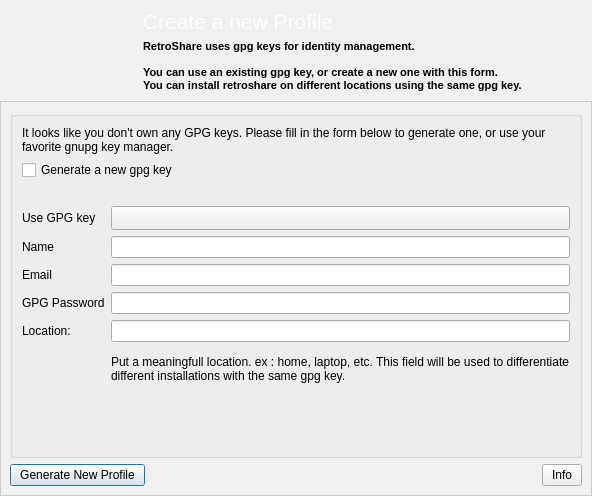
Old version of the form retroshare-gui/src/gui/GenCertDialog.ui in the repository RetroShare/RetroShare.
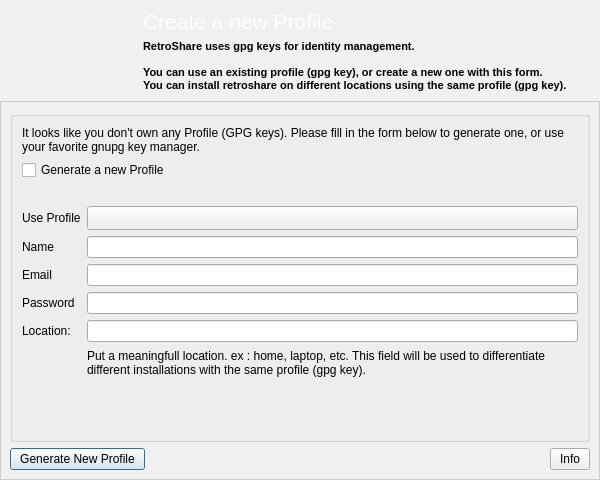
New version of the form. Icons and pictures are not drawn.

Commit message: improvements with user friendly words for Profile Generation labels.

The edit to the form file:
```diff
--- a/retroshare-gui/src/gui/GenCertDialog.ui
+++ b/retroshare-gui/src/gui/GenCertDialog.ui
@@ -6,8 +6,8 @@
    <rect>
     <x>0</x>
     <y>0</y>
-    <width>592</width>
-    <height>496</height>
+    <width>600</width>
+    <height>480</height>
    </rect>
   </property>
   <property name="sizePolicy">
@@ -593,54 +593,97 @@
         <property name="title">
          <string/>
         </property>
-        <layout class="QGridLayout" name="gridLayout_2">
-         <item row="0" column="0">
+        <layout class="QGridLayout" name="gridLayout_5">
+         <item row="0" column="0" colspan="2">
           <widget class="QLabel" name="no_gpg_key_label">
            <property name="text">
-            <string>It looks like you don't own any GPG keys. Please fill in the form below to generate one, or use your favorite gnupg key manager.</string>
+            <string>It looks like you don't own any Profile (GPG keys). Please fill in the form below to generate one, or use your favorite gnupg key manager.</string>
            </property>
            <property name="wordWrap">
             <bool>true</bool>
            </property>
           </widget>
          </item>
-         <item row="4" column="0">
-          <layout class="QFormLayout" name="formLayout">
-           <property name="fieldGrowthPolicy">
-            <enum>QFormLayout::AllNonFixedFieldsGrow</enum>
+         <item row="1" column="0" colspan="2">
+          <widget class="QCheckBox" name="new_gpg_key_checkbox">
+           <property name="maximumSize">
+            <size>
+             <width>16777215</width>
+             <height>32</height>
+            </size>
            </property>
-           <item row="1" column="0">
+           <property name="toolTip">
+            <string>&lt;!DOCTYPE HTML PUBLIC &quot;-//W3C//DTD HTML 4.0//EN&quot; &quot;http://www.w3.org/TR/REC-html40/strict.dtd&quot;&gt;
+&lt;html&gt;&lt;head&gt;&lt;meta name=&quot;qrichtext&quot; content=&quot;1&quot; /&gt;&lt;style type=&quot;text/css&quot;&gt;
+p, li { white-space: pre-wrap; }
+&lt;/style&gt;&lt;/head&gt;&lt;body style=&quot; font-family:'MS Shell Dlg 2'; font-size:8.25pt; font-weight:400; font-style:normal;&quot;&gt;
+&lt;pre style=&quot; margin-top:12px; margin-bottom:12px; margin-left:0px; margin-right:0px; -qt-block-indent:0; text-indent:0px;&quot;&gt;&lt;span style=&quot; font-family:'Courier New,courier';&quot;&gt;Your profile is associated to a GPG key&lt;/span&gt;&lt;/pre&gt;&lt;/body&gt;&lt;/html&gt;</string>
+           </property>
+           <property name="text">
+            <string>Generate a new Profile</string>
+           </property>
+           <property name="icon">
+            <iconset resource="images.qrc">
+             <normaloff>:/images/contact_new128.png</normaloff>:/images/contact_new128.png</iconset>
+           </property>
+           <property name="iconSize">
+            <size>
+             <width>32</width>
+             <height>32</height>
+            </size>
+           </property>
+           <property name="tristate">
+            <bool>false</bool>
+           </property>
+          </widget>
+         </item>
+         <item row="2" column="0">
+          <widget class="QLabel" name="progress_label">
+           <property name="maximumSize">
+            <size>
+             <width>16777215</width>
+             <height>32</height>
+            </size>
+           </property>
+           <property name="text">
+            <string/>
+           </property>
+          </widget>
+         </item>
+         <item row="3" column="0" colspan="2">
+          <layout class="QGridLayout" name="gridLayout_2">
+           <item row="0" column="0">
             <widget class="QLabel" name="genPGPuserlabel">
              <property name="text">
-              <string>Use GPG key</string>
+              <string>Use Profile</string>
              </property>
             </widget>
            </item>
-           <item row="1" column="1">
+           <item row="0" column="1">
             <widget class="QComboBox" name="genPGPuser"/>
            </item>
-           <item row="2" column="0">
+           <item row="1" column="0">
             <widget class="QLabel" name="name_label">
              <property name="text">
               <string>Name</string>
              </property>
             </widget>
            </item>
-           <item row="2" column="1">
+           <item row="1" column="1">
             <widget class="QLineEdit" name="name_input">
              <property name="toolTip">
               <string>Enter here your nickname</string>
              </property>
             </widget>
            </item>
-           <item row="3" column="0">
+           <item row="2" column="0">
             <widget class="QLabel" name="email_label">
              <property name="text">
               <string>Email</string>
              </property>
             </widget>
            </item>
-           <item row="3" column="1">
+           <item row="2" column="1">
             <widget class="QLineEdit" name="email_input">
              <property name="toolTip">
               <string>Be careful: this email will be visible to your friends and friends 
@@ -649,14 +692,14 @@
              </property>
             </widget>
            </item>
-           <item row="4" column="0">
+           <item row="3" column="0">
             <widget class="QLabel" name="password_label">
              <property name="text">
-              <string>GPG Password</string>
+              <string>Password</string>
              </property>
             </widget>
            </item>
-           <item row="4" column="1">
+           <item row="3" column="1">
             <widget class="QLineEdit" name="password_input">
              <property name="toolTip">
               <string>Put a strong password here. This password protects your GPG key.</string>
@@ -669,17 +712,17 @@
              </property>
             </widget>
            </item>
-           <item row="5" column="0">
+           <item row="4" column="0">
             <widget class="QLabel" name="location_label">
              <property name="text">
               <string>Location:</string>
              </property>
             </widget>
            </item>
-           <item row="5" column="1">
+           <item row="4" column="1">
             <widget class="QLineEdit" name="location_input"/>
            </item>
-           <item row="6" column="1">
+           <item row="5" column="1">
             <widget class="QLabel" name="label_location2">
              <property name="minimumSize">
               <size>
@@ -691,7 +734,7 @@
               <number>1</number>
              </property>
              <property name="text">
-              <string>Put a meaningfull location. ex : home, laptop, etc. This field will be used to differentiate different installations with the same gpg key.</string>
+              <string>Put a meaningfull location. ex : home, laptop, etc. This field will be used to differentiate different installations with the same profile (gpg key).</string>
              </property>
              <property name="scaledContents">
               <bool>false</bool>
@@ -703,46 +746,7 @@
            </item>
           </layout>
          </item>
-         <item row="2" column="0">
-          <widget class="QLabel" name="progress_label">
-           <property name="maximumSize">
-            <size>
-             <width>16777215</width>
-             <height>32</height>
-            </size>
-           </property>
-           <property name="text">
-            <string/>
-           </property>
-          </widget>
-         </item>
-         <item row="1" column="0">
-          <widget class="QCheckBox" name="new_gpg_key_checkbox">
-           <property name="maximumSize">
-            <size>
-             <width>16777215</width>
-             <height>32</height>
-            </size>
-           </property>
-           <property name="text">
-            <string>Generate a new gpg key</string>
-           </property>
-           <property name="icon">
-            <iconset resource="images.qrc">
-             <normaloff>:/images/gpgp_key_generate.png</normaloff>:/images/gpgp_key_generate.png</iconset>
-           </property>
-           <property name="iconSize">
-            <size>
-             <width>32</width>
-             <height>32</height>
-            </size>
-           </property>
-           <property name="tristate">
-            <bool>false</bool>
-           </property>
-          </widget>
-         </item>
-         <item row="5" column="0">
+         <item row="5" column="0" colspan="2">
           <spacer name="verticalSpacer">
            <property name="orientation">
             <enum>Qt::Vertical</enum>
@@ -870,8 +874,8 @@
 &lt;/style&gt;&lt;/head&gt;&lt;body style=&quot; font-family:'MS Shell Dlg 2'; font-size:8.25pt; font-weight:400; font-style:normal;&quot;&gt;
 &lt;p style=&quot; margin-top:0px; margin-bottom:0px; margin-left:0px; margin-right:0px; -qt-block-indent:0; text-indent:0px;&quot;&gt;&lt;span style=&quot; font-family:'Arial'; font-size:8pt; font-weight:600;&quot;&gt;RetroShare uses gpg keys for identity management. &lt;/span&gt;&lt;/p&gt;
 &lt;p style=&quot;-qt-paragraph-type:empty; margin-top:0px; margin-bottom:0px; margin-left:0px; margin-right:0px; -qt-block-indent:0; text-indent:0px; font-family:'Arial'; font-size:8pt; font-weight:600;&quot;&gt;&lt;/p&gt;
-&lt;p style=&quot; margin-top:0px; margin-bottom:0px; margin-left:0px; margin-right:0px; -qt-block-indent:0; text-indent:0px;&quot;&gt;&lt;span style=&quot; font-family:'Arial'; font-size:8pt; font-weight:600;&quot;&gt;You can use an existing gpg key, or create a new one with this form.&lt;/span&gt;&lt;/p&gt;
-&lt;p style=&quot; margin-top:0px; margin-bottom:0px; margin-left:0px; margin-right:0px; -qt-block-indent:0; text-indent:0px;&quot;&gt;&lt;span style=&quot; font-family:'Arial'; font-size:8pt; font-weight:600;&quot;&gt;You can install retroshare on different locations using the same gpg key.&lt;/span&gt;&lt;/p&gt;&lt;/body&gt;&lt;/html&gt;</string>
+&lt;p style=&quot; margin-top:0px; margin-bottom:0px; margin-left:0px; margin-right:0px; -qt-block-indent:0; text-indent:0px;&quot;&gt;&lt;span style=&quot; font-family:'Arial'; font-size:8pt; font-weight:600;&quot;&gt;You can use an existing profile (gpg key), or create a new one with this form.&lt;/span&gt;&lt;/p&gt;
+&lt;p style=&quot; margin-top:0px; margin-bottom:0px; margin-left:0px; margin-right:0px; -qt-block-indent:0; text-indent:0px;&quot;&gt;&lt;span style=&quot; font-family:'Arial'; font-size:8pt; font-weight:600;&quot;&gt;You can install retroshare on different locations using the same profile (gpg key).&lt;/span&gt;&lt;/p&gt;&lt;/body&gt;&lt;/html&gt;</string>
         </property>
        </widget>
       </item>
```
Left out of the diff: 10 changed lines with no effect on the pictures.
